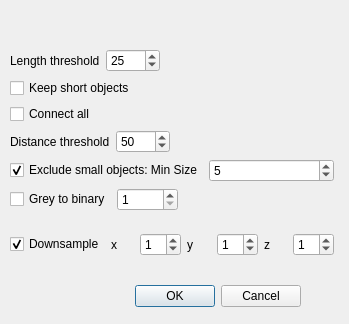
The window that neurolabi/gui/dialogs/flyemskeletonizationdialog.ui (janelia-flyem/NeuTu) describes before a commit, drawn with Qt 5.
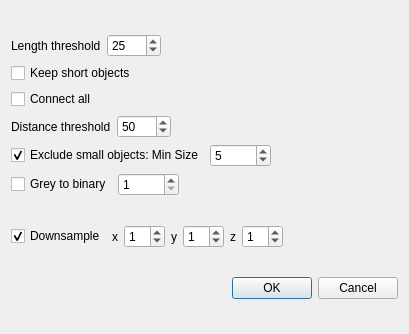
The same window after the commit.

```diff
--- a/neurolabi/gui/dialogs/flyemskeletonizationdialog.ui
+++ b/neurolabi/gui/dialogs/flyemskeletonizationdialog.ui
@@ -6,38 +6,13 @@
    <rect>
     <x>0</x>
     <y>0</y>
-    <width>349</width>
-    <height>324</height>
+    <width>409</width>
+    <height>334</height>
    </rect>
   </property>
   <property name="windowTitle">
    <string>Skeletonization</string>
   </property>
-  <widget class="QDialogButtonBox" name="buttonBox">
-   <property name="geometry">
-    <rect>
-     <x>130</x>
-     <y>280</y>
-     <width>171</width>
-     <height>32</height>
-    </rect>
-   </property>
-   <property name="orientation">
-    <enum>Qt::Horizontal</enum>
-   </property>
-   <property name="standardButtons">
-    <set>QDialogButtonBox::Cancel|QDialogButtonBox::Ok</set>
-   </property>
-  </widget>
-  <widget class="QWidget" name="layoutWidget">
-   <property name="geometry">
-    <rect>
-     <x>10</x>
-     <y>33</y>
-     <width>324</width>
-     <height>239</height>
-    </rect>
-   </property>
    <layout class="QVBoxLayout" name="verticalLayout_2">
     <item>
      <layout class="QVBoxLayout" name="verticalLayout">
@@ -162,6 +137,19 @@
           </property>
          </widget>
         </item>
+       <item>
+        <spacer name="horizontalSpacer_5">
+         <property name="orientation">
+          <enum>Qt::Horizontal</enum>
+         </property>
+         <property name="sizeHint" stdset="0">
+          <size>
+           <width>40</width>
+           <height>20</height>
+          </size>
+         </property>
+        </spacer>
+       </item>
        </layout>
       </item>
       <item>
@@ -208,7 +196,7 @@
      </layout>
     </item>
     <item>
-     <layout class="QHBoxLayout" name="horizontalLayout_8">
+    <layout class="QHBoxLayout" name="horizontalLayout_11">
       <item>
        <widget class="QCheckBox" name="downsampleCheckBox">
         <property name="text">
@@ -220,6 +208,8 @@
        </widget>
       </item>
       <item>
+      <layout class="QHBoxLayout" name="horizontalLayout_8">
+       <item>
        <widget class="QLabel" name="label_4">
         <property name="text">
          <string>x</string>
@@ -239,6 +229,10 @@
         </property>
        </widget>
       </item>
+      </layout>
+     </item>
+     <item>
+      <layout class="QHBoxLayout" name="horizontalLayout_9">
       <item>
        <widget class="QLabel" name="label_5">
         <property name="text">
@@ -259,6 +253,10 @@
         </property>
        </widget>
       </item>
+      </layout>
+     </item>
+     <item>
+      <layout class="QHBoxLayout" name="horizontalLayout_10">
       <item>
        <widget class="QLabel" name="label_6">
         <property name="text">
@@ -281,8 +279,32 @@
       </item>
      </layout>
     </item>
-   </layout>
-  </widget>
+     <item>
+      <spacer name="horizontalSpacer_4">
+       <property name="orientation">
+        <enum>Qt::Horizontal</enum>
+       </property>
+       <property name="sizeHint" stdset="0">
+        <size>
+         <width>40</width>
+         <height>20</height>
+        </size>
+       </property>
+      </spacer>
+     </item>
+    </layout>
+   </item>
+   <item>
+    <widget class="QDialogButtonBox" name="buttonBox">
+     <property name="orientation">
+      <enum>Qt::Horizontal</enum>
+     </property>
+     <property name="standardButtons">
+      <set>QDialogButtonBox::Cancel|QDialogButtonBox::Ok</set>
+     </property>
+    </widget>
+   </item>
+  </layout>
  </widget>
  <resources/>
  <connections>
```
Lines whose indentation alone changed are shown as unchanged.
